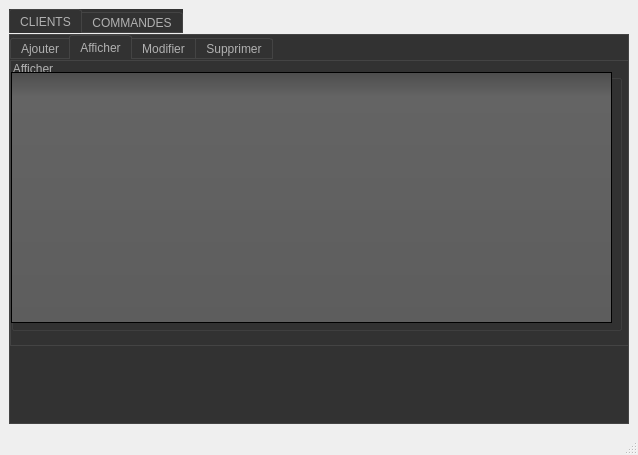
First picture: the form in mainwindow.ui, repository Asma-Mab/Smart_Restaurant_2A24, before the edit.
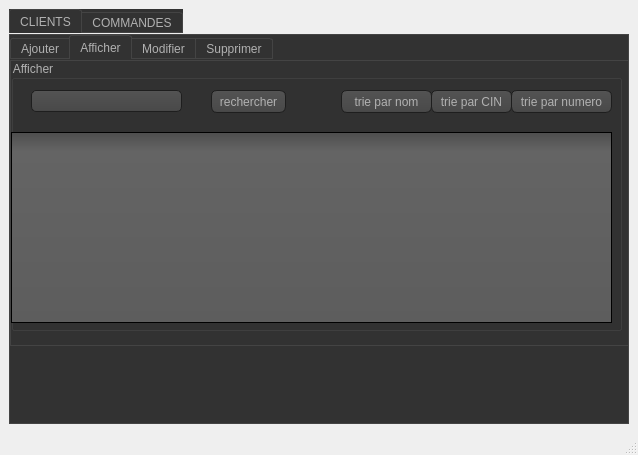
Second picture: the form after the edit. The open tabs and pages were chosen to show the change. Icons and pictures are not drawn.

Diff of the .ui file:
```diff
--- a/mainwindow.ui
+++ b/mainwindow.ui
@@ -674,9 +674,9 @@
           <property name="geometry">
            <rect>
             <x>0</x>
-            <y>11</y>
+            <y>71</y>
             <width>601</width>
-            <height>251</height>
+            <height>191</height>
            </rect>
           </property>
          </widget>
@@ -692,6 +692,68 @@
           <property name="title">
            <string>Afficher</string>
           </property>
+          <widget class="QComboBox" name="comboBox_3">
+           <property name="geometry">
+            <rect>
+             <x>20</x>
+             <y>30</y>
+             <width>151</width>
+             <height>22</height>
+            </rect>
+           </property>
+          </widget>
+          <widget class="QPushButton" name="pushButton_7">
+           <property name="geometry">
+            <rect>
+             <x>200</x>
+             <y>30</y>
+             <width>75</width>
+             <height>23</height>
+            </rect>
+           </property>
+           <property name="text">
+            <string>rechercher</string>
+           </property>
+          </widget>
+          <widget class="QPushButton" name="pushButton_8">
+           <property name="geometry">
+            <rect>
+             <x>330</x>
+             <y>30</y>
+             <width>91</width>
+             <height>23</height>
+            </rect>
+           </property>
+           <property name="text">
+            <string>trie par nom</string>
+           </property>
+          </widget>
+          <widget class="QPushButton" name="pushButton_9">
+           <property name="geometry">
+            <rect>
+             <x>420</x>
+             <y>30</y>
+             <width>81</width>
+             <height>23</height>
+            </rect>
+           </property>
+           <property name="text">
+            <string>trie par CIN</string>
+           </property>
+          </widget>
+          <widget class="QPushButton" name="pushButton_10">
+           <property name="geometry">
+            <rect>
+             <x>500</x>
+             <y>30</y>
+             <width>101</width>
+             <height>23</height>
+            </rect>
+           </property>
+           <property name="text">
+            <string>trie par numero</string>
+           </property>
+          </widget>
          </widget>
          <zorder>groupBox_7</zorder>
          <zorder>table_clients</zorder>
```
Left out of the diff: 85 changed lines with no effect on the pictures.
